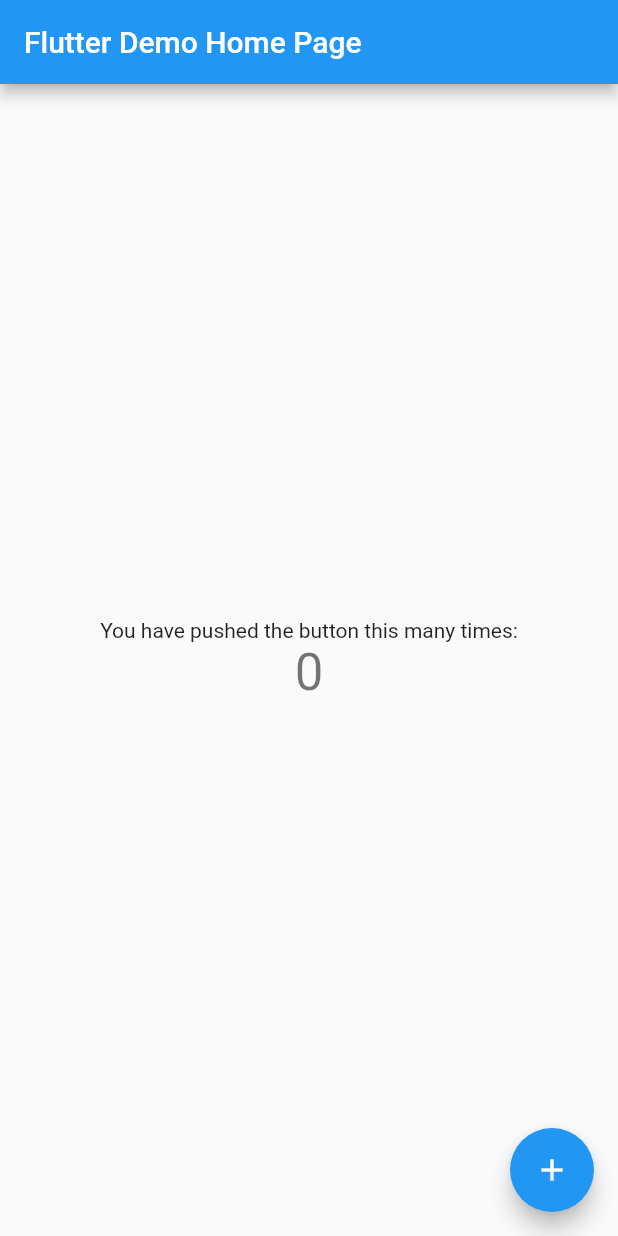
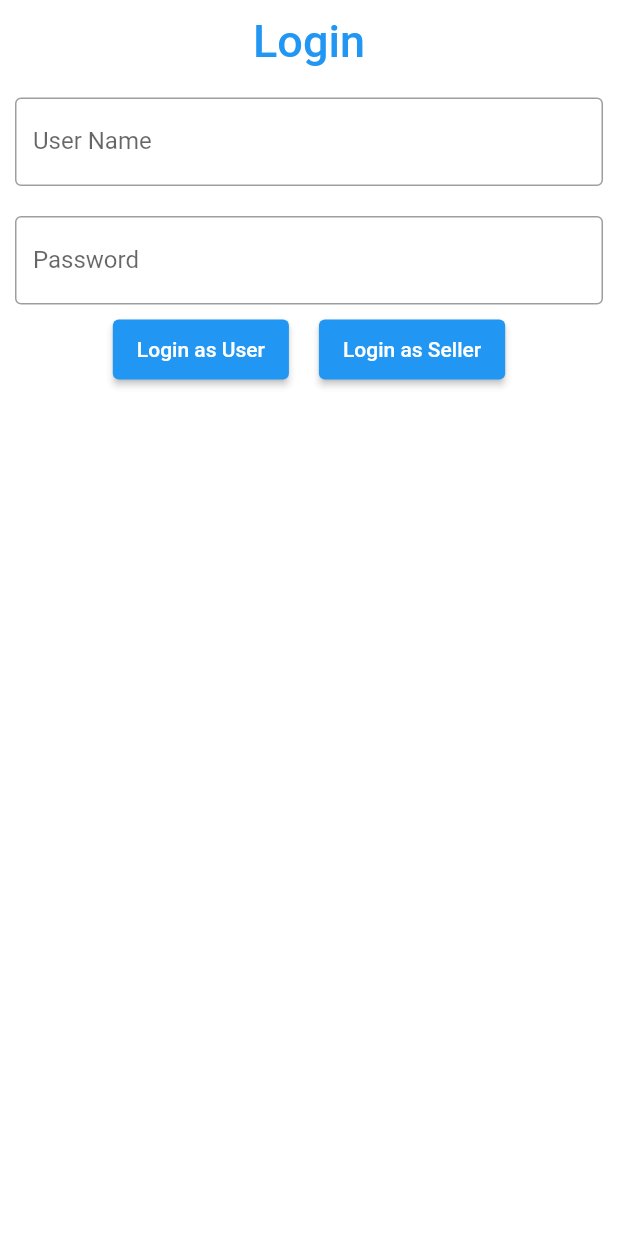
Before and after one commit to hohuyluat123/LTDDNC, a Flutter app: the screen it shows after launch, on a phone screen of 412 x 824 dp. Run offline on Flutter 3.47's test engine with Material 2 defaults, Android fonts, the phone set to English and light mode, and no system bars.

Commit message:
Simple Mock Login

```diff
--- a/lib/main.dart
+++ b/lib/main.dart
@@ -1,4 +1,7 @@
 import 'package:flutter/material.dart';
+
+import './seller/seller.dart';
+import './user/user.dart';
 
 void main() {
   runApp(const MyApp());
@@ -11,59 +14,92 @@
   @override
   Widget build(BuildContext context) {
     return MaterialApp(
+      debugShowCheckedModeBanner: false,
       title: 'Flutter Demo',
       theme: ThemeData(
         primarySwatch: Colors.blue,
       ),
-      home: const MyHomePage(title: 'Flutter Demo Home Page'),
+      home: const LoginPage(),
     );
   }
 }
 
-class MyHomePage extends StatefulWidget {
-  const MyHomePage({super.key, required this.title});
-
-  final String title;
-
-  @override
-  State<MyHomePage> createState() => _MyHomePageState();
-}
-
-class _MyHomePageState extends State<MyHomePage> {
-  int _counter = 0;
-
-  void _incrementCounter() {
-    setState(() {
-      _counter++;
-    });
-  }
+class LoginPage extends StatelessWidget {
+  const LoginPage({super.key});
 
   @override
   Widget build(BuildContext context) {
     return Scaffold(
-      appBar: AppBar(
-        title: Text(widget.title),
-      ),
+      backgroundColor: Colors.white60,
       body: Center(
-
-        child: Column(
-          mainAxisAlignment: MainAxisAlignment.center,
+        child: ListView(
           children: <Widget>[
-            const Text(
-              'You have pushed the button this many times:',
+            Container(
+                alignment: Alignment.center,
+                padding: const EdgeInsets.all(10),
+                child: const Text(
+                  'Login',
+                  style: TextStyle(
+                      color: Colors.blue,
+                      fontWeight: FontWeight.w500,
+                      fontSize: 30),
+                )),
+            Container(
+              padding: const EdgeInsets.all(10),
+              child: TextField(
+                decoration: const InputDecoration(
+                  border: OutlineInputBorder(),
+                  labelText: 'User Name',
+                ),
+              ),
             ),
-            Text(
-              '$_counter',
-              style: Theme.of(context).textTheme.headlineMedium,
+            Container(
+              padding: const EdgeInsets.fromLTRB(10, 10, 10, 0),
+              child: TextField(
+                obscureText: true,
+                decoration: const InputDecoration(
+                  border: OutlineInputBorder(),
+                  labelText: 'Password',
+                ),
+              ),
+            ),
+            Expanded(
+              child: Row(
+                mainAxisAlignment: MainAxisAlignment.center,
+                crossAxisAlignment: CrossAxisAlignment.center,
+                children: [
+                  Container(
+                    height: 50,
+                    padding: const EdgeInsets.fromLTRB(10, 10, 10, 0),
+                    child: ElevatedButton(
+                      child: const Text('Login as User'),
+                      onPressed: () {
+                        Navigator.push(
+                          context,
+                          MaterialPageRoute(builder: (context) => const UserMain()),
+                        );
+                      },
+                    ),
+                  ),
+                  Container(
+                    height: 50,
+                    padding: const EdgeInsets.fromLTRB(10, 10, 10, 0),
+                    child: ElevatedButton(
+                      child: const Text('Login as Seller'),
+                      onPressed: () {
+                        Navigator.push(
+                          context,
+                          MaterialPageRoute(builder: (context) => const SellerMain()),
+                        );
+                      },
+                    ),
+                  ),
+                ],
+              ),
             ),
           ],
         ),
       ),
-      floatingActionButton: FloatingActionButton(
-        onPressed: _incrementCounter,
-        tooltip: 'Increment',
-        child: const Icon(Icons.add),
-      ),
     );
   }
 }
--- a/lib/seller/seller.dart
+++ b/lib/seller/seller.dart
@@ -1,11 +1,11 @@
 import 'package:flutter/material.dart';
 
 void main() {
-  runApp(const MyApp());
+  runApp(const SellerMain());
 }
 
-class MyApp extends StatelessWidget {
-  const MyApp({super.key});
+class SellerMain extends StatelessWidget {
+  const SellerMain({super.key});
 
   // This widget is the root of your application.
   @override
--- a/lib/user/user.dart
+++ b/lib/user/user.dart
@@ -1,11 +1,11 @@
 import 'package:flutter/material.dart';
 
 void main() {
-  runApp(const MyApp());
+  runApp(const UserMain());
 }
 
-class MyApp extends StatelessWidget {
-  const MyApp({super.key});
+class UserMain extends StatelessWidget {
+  const UserMain({super.key});
 
   // This widget is the root of your application.
   @override
```
